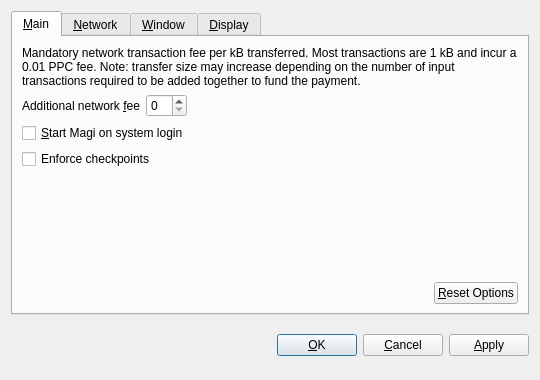
Old version of the form src/qt/forms/optionsdialog.ui in the repository jondow72/peercoin.
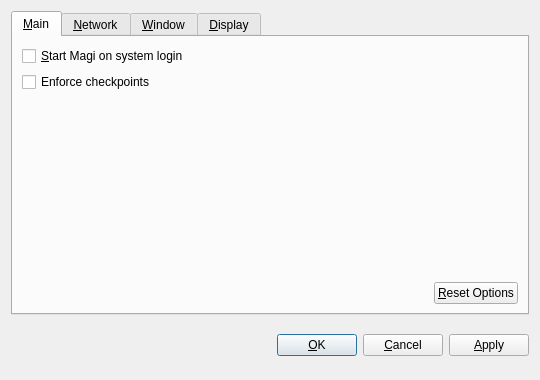
New version of the form. Custom widgets are drawn as their Qt base class.

Commit message: [issue#198] No more GUI option for "additional transaction fee" :)

The edit to the form file:
```diff
--- a/src/qt/forms/optionsdialog.ui
+++ b/src/qt/forms/optionsdialog.ui
@@ -30,52 +30,6 @@
        <string>&amp;Main</string>
       </attribute>
       <layout class="QVBoxLayout" name="verticalLayout_Main">
-       <item>
-        <widget class="QLabel" name="transactionFeeInfoLabel">
-         <property name="text">
-          <string>Mandatory network transaction fee per kB transferred. Most transactions are 1 kB and incur a 0.01 PPC fee. Note: transfer size may increase depending on the number of input transactions required to be added together to fund the payment.</string>
-         </property>
-         <property name="textFormat">
-          <enum>Qt::PlainText</enum>
-         </property>
-         <property name="wordWrap">
-          <bool>true</bool>
-         </property>
-        </widget>
-       </item>
-       <item>
-        <layout class="QHBoxLayout" name="horizontalLayout_1_Main">
-         <item>
-          <widget class="QLabel" name="transactionFeeLabel">
-           <property name="text">
-            <string>Additional network &amp;fee</string>
-           </property>
-           <property name="textFormat">
-            <enum>Qt::PlainText</enum>
-           </property>
-           <property name="buddy">
-            <cstring>transactionFee</cstring>
-           </property>
-          </widget>
-         </item>
-         <item>
-          <widget class="BitcoinAmountField" name="transactionFee"/>
-         </item>
-         <item>
-          <spacer name="horizontalSpacer_1_Main">
-           <property name="orientation">
-            <enum>Qt::Horizontal</enum>
-           </property>
-           <property name="sizeHint" stdset="0">
-            <size>
-             <width>40</width>
-             <height>20</height>
-            </size>
-           </property>
-          </spacer>
-         </item>
-        </layout>
-       </item>
        <item>
         <widget class="QCheckBox" name="bitcoinAtStartup">
          <property name="toolTip">
```
The commit also changes 3 other files.
